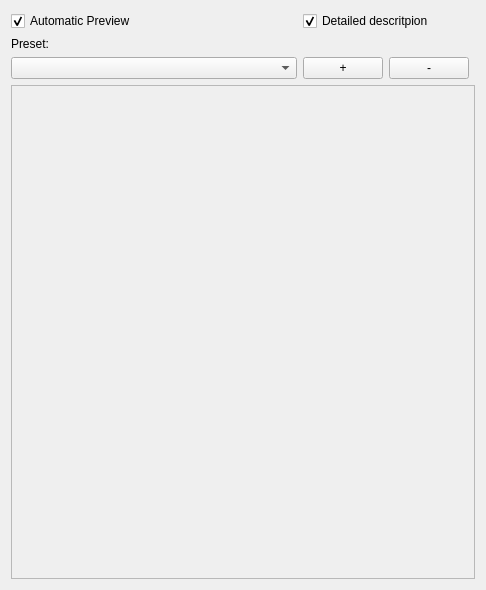
First picture: the form in src/parameter/ParameterWidget.ui, repository openscad/openscad, before the edit.
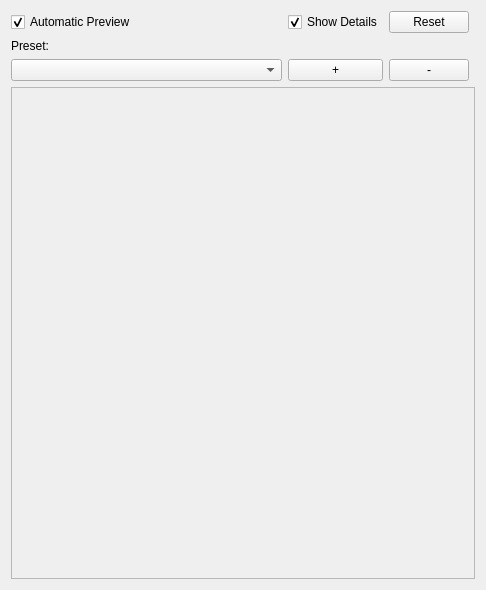
Second picture: the form after the edit.

Commit message: Add Reset button and rename parameterWidget to customizer

What changed in the file:
```diff
--- a/src/parameter/ParameterWidget.ui
+++ b/src/parameter/ParameterWidget.ui
@@ -14,7 +14,7 @@
    <string>Form</string>
   </property>
   <layout class="QGridLayout" name="gridLayout">
-   <item row="6" column="0">
+   <item row="7" column="0">
     <widget class="QComboBox" name="comboBox">
      <property name="sizePolicy">
       <sizepolicy hsizetype="Preferred" vsizetype="Fixed">
@@ -24,14 +24,14 @@
      </property>
     </widget>
    </item>
-   <item row="6" column="1">
+   <item row="7" column="1">
     <widget class="QPushButton" name="addButton">
      <property name="text">
       <string>+</string>
      </property>
     </widget>
    </item>
-   <item row="10" column="0" colspan="4">
+   <item row="11" column="0" colspan="4">
     <widget class="QScrollArea" name="scrollArea">
      <property name="widgetResizable">
       <bool>true</bool>
@@ -42,7 +42,7 @@
         <x>0</x>
         <y>0</y>
         <width>472</width>
-        <height>502</height>
+        <height>496</height>
        </rect>
       </property>
       <layout class="QVBoxLayout" name="verticalLayout">
@@ -65,14 +65,14 @@
      </widget>
     </widget>
    </item>
-   <item row="1" column="0">
+   <item row="2" column="0">
     <widget class="QLabel" name="label">
      <property name="text">
       <string>Preset:</string>
      </property>
     </widget>
    </item>
-   <item row="0" column="0">
+   <item row="1" column="0">
     <widget class="QCheckBox" name="checkBoxAutoPreview">
      <property name="text">
       <string>Automatic Preview</string>
@@ -82,23 +82,30 @@
      </property>
     </widget>
    </item>
-   <item row="6" column="2">
+   <item row="7" column="2">
     <widget class="QPushButton" name="deleteButton">
      <property name="text">
       <string>-</string>
      </property>
     </widget>
    </item>
-   <item row="0" column="1" colspan="2">
+   <item row="1" column="1">
     <widget class="QCheckBox" name="checkBoxDetailedDescription">
      <property name="text">
-      <string>Detailed descritpion</string>
+      <string>Show Details</string>
      </property>
      <property name="checked">
       <bool>true</bool>
      </property>
     </widget>
    </item>
+   <item row="1" column="2">
+    <widget class="QPushButton" name="reset">
+     <property name="text">
+      <string>Reset</string>
+     </property>
+    </widget>
+   </item>
   </layout>
  </widget>
  <resources/>
```
The commit also changes 6 other files.
